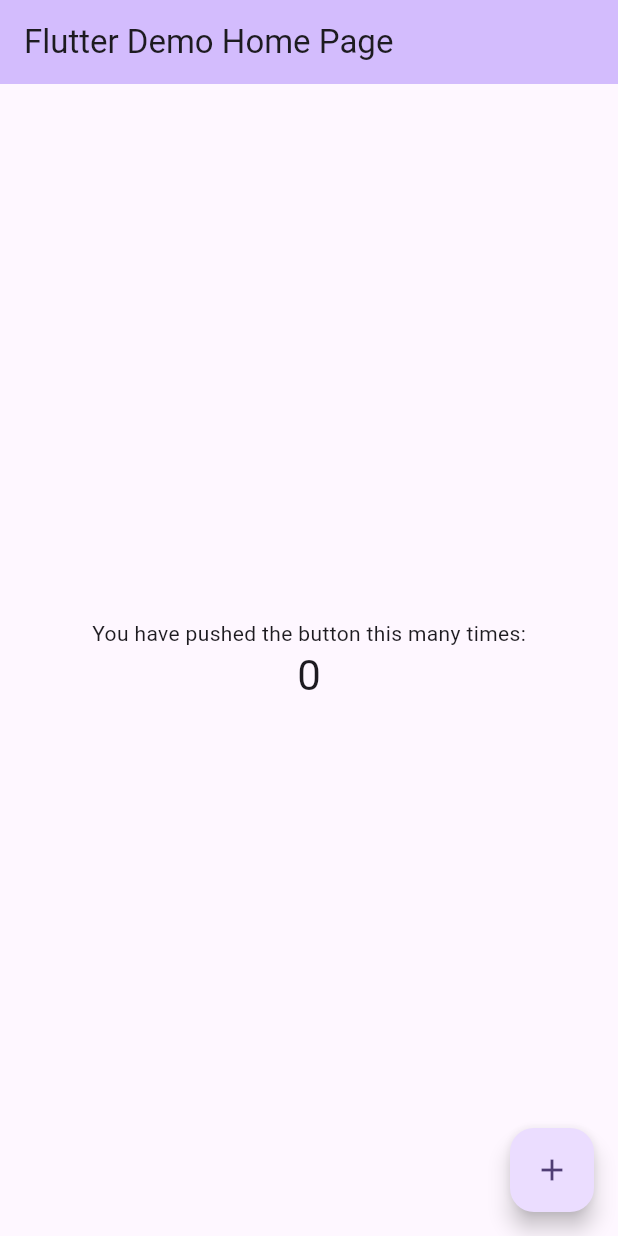
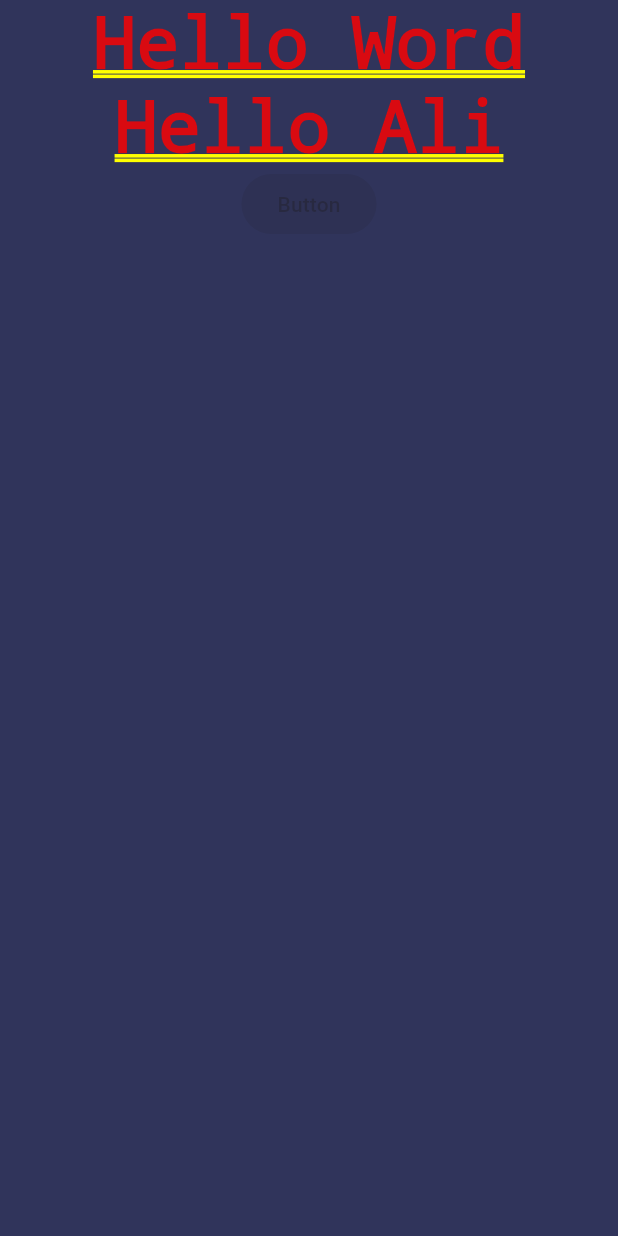
Before and after one commit to alinezaar53-rgb/flutter_hw, a Flutter app: the screen it shows after launch, on a phone screen of 412 x 824 dp. Run offline on Flutter 3.47's test engine with Material 3 defaults, Android fonts, the light colour scheme and no system bars.

Commit message:
feat: initialize app structure with home screen and custom theme constants

```diff
--- a/lib/main.dart
+++ b/lib/main.dart
@@ -1,4 +1,5 @@
 import 'package:flutter/material.dart';
+import 'package:flutter_hw/screens/HomePage.dart';
 
 void main() {
   runApp(const MyApp());
@@ -11,112 +12,8 @@ class MyApp extends StatelessWidget {
   @override
   Widget build(BuildContext context) {
     return MaterialApp(
-      title: 'Flutter Demo',
-      theme: ThemeData(
-        // This is the theme of your application.
-        //
-        // TRY THIS: Try running your application with "flutter run". You'll see
-        // the application has a purple toolbar. Then, without quitting the app,
-        // try changing the seedColor in the colorScheme below to Colors.green
-        // and then invoke "hot reload" (save your changes or press the "hot
-        // reload" button in a Flutter-supported IDE, or press "r" if you used
-        // the command line to start the app).
-        //
-        // Notice that the counter didn't reset back to zero; the application
-        // state is not lost during the reload. To reset the state, use hot
-        // restart instead.
-        //
-        // This works for code too, not just values: Most code changes can be
-        // tested with just a hot reload.
-        colorScheme: .fromSeed(seedColor: Colors.deepPurple),
-      ),
-      home: const MyHomePage(title: 'Flutter Demo Home Page'),
+      debugShowCheckedModeBanner: false,
+      home: const HomePage()
     );
   }
 }
-
-class MyHomePage extends StatefulWidget {
-  const MyHomePage({super.key, required this.title});
-
-  // This widget is the home page of your application. It is stateful, meaning
-  // that it has a State object (defined below) that contains fields that affect
-  // how it looks.
-
-  // This class is the configuration for the state. It holds the values (in this
-  // case the title) provided by the parent (in this case the App widget) and
-  // used by the build method of the State. Fields in a Widget subclass are
-  // always marked "final".
-
-  final String title;
-
-  @override
-  State<MyHomePage> createState() => _MyHomePageState();
-}
-
-class _MyHomePageState extends State<MyHomePage> {
-  int _counter = 0;
-
-  void _incrementCounter() {
-    setState(() {
-      // This call to setState tells the Flutter framework that something has
-      // changed in this State, which causes it to rerun the build method below
-      // so that the display can reflect the updated values. If we changed
-      // _counter without calling setState(), then the build method would not be
-      // called again, and so nothing would appear to happen.
-      _counter++;
-    });
-  }
-
-  @override
-  Widget build(BuildContext context) {
-    // This method is rerun every time setState is called, for instance as done
-    // by the _incrementCounter method above.
-    //
-    // The Flutter framework has been optimized to make rerunning build methods
-    // fast, so that you can just rebuild anything that needs updating rather
-    // than having to individually change instances of widgets.
-    return Scaffold(
-      appBar: AppBar(
-        // TRY THIS: Try changing the color here to a specific color (to
-        // Colors.amber, perhaps?) and trigger a hot reload to see the AppBar
-        // change color while the other colors stay the same.
-        backgroundColor: Theme.of(context).colorScheme.inversePrimary,
-        // Here we take the value from the MyHomePage object that was created by
-        // the App.build method, and use it to set our appbar title.
-        title: Text(widget.title),
-      ),
-      body: Center(
-        // Center is a layout widget. It takes a single child and positions it
-        // in the middle of the parent.
-        child: Column(
-          // Column is also a layout widget. It takes a list of children and
-          // arranges them vertically. By default, it sizes itself to fit its
-          // children horizontally, and tries to be as tall as its parent.
-          //
-          // Column has various properties to control how it sizes itself and
-          // how it positions its children. Here we use mainAxisAlignment to
-          // center the children vertically; the main axis here is the vertical
-          // axis because Columns are vertical (the cross axis would be
-          // horizontal).
-          //
-          // TRY THIS: Invoke "debug painting" (choose the "Toggle Debug Paint"
-          // action in the IDE, or press "p" in the console), to see the
-          // wireframe for each widget.
-          mainAxisAlignment: .center,
-          children: [
-            const Text('You have pushed the button this many times:'),
-            Text(
-              '$_counter',
-              style: Theme.of(context).textTheme.headlineMedium,
-            ),
-          ],
-        ),
-      ),
-      floatingActionButton: FloatingActionButton(
-        onPressed: _incrementCounter,
-        tooltip: 'Increment',
-        child: const Icon(Icons.add),
-      ),
-    );
-  }
-}
--- /dev/null
+++ b/lib/screens/HomePage.dart
@@ -0,0 +1,22 @@
+import 'package:flutter/material.dart';
+import 'package:flutter_hw/themes/AppColor.dart';
+
+class HomePage extends StatelessWidget {
+  const HomePage({super.key});
+
+  @override
+  Widget build(BuildContext context) {
+    return Container(
+      color: backgroundColor,
+      child: Column(
+        children: const[
+          Text("Hello Word"),
+          Text("Hello Ali"),
+          ElevatedButton(onPressed: null, child: Text("Button"),
+          ),
+        ],
+      ),
+    );
+
+  }
+}
--- /dev/null
+++ b/lib/theme/AppColors.dart
@@ -0,0 +1 @@
+// TODO Implement this library.
--- /dev/null
+++ b/lib/themes/AppColor.dart
@@ -0,0 +1,3 @@
+import 'package:flutter/material.dart';
+
+const Color backgroundColor = Color(0xFF30345B);
```
